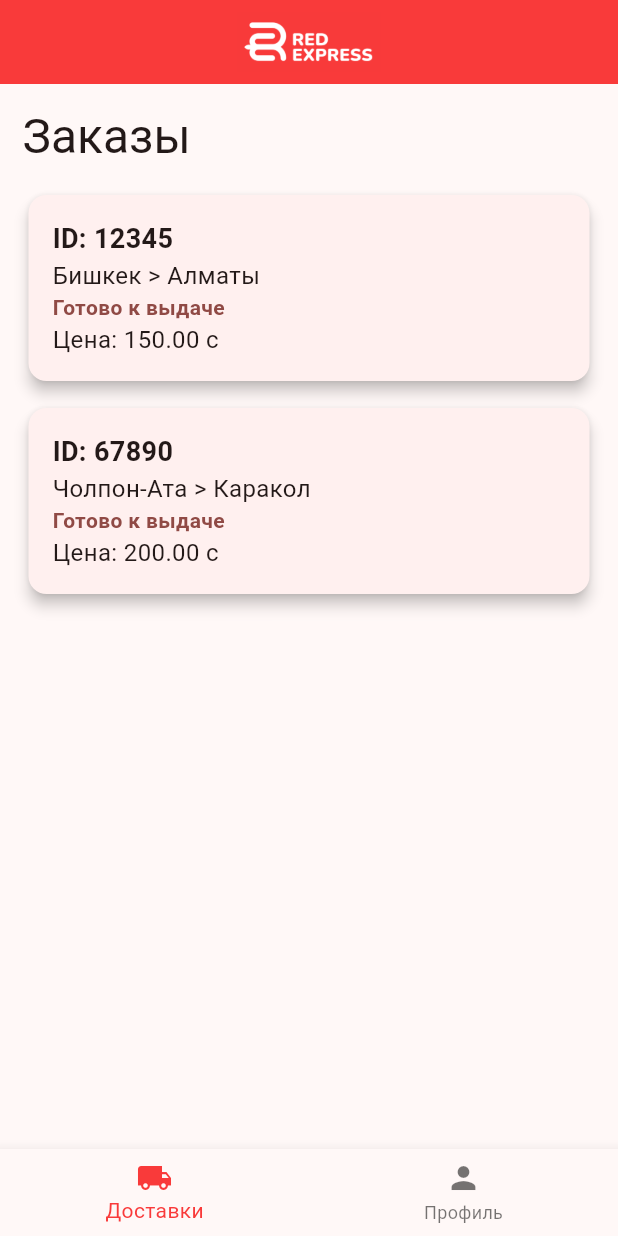
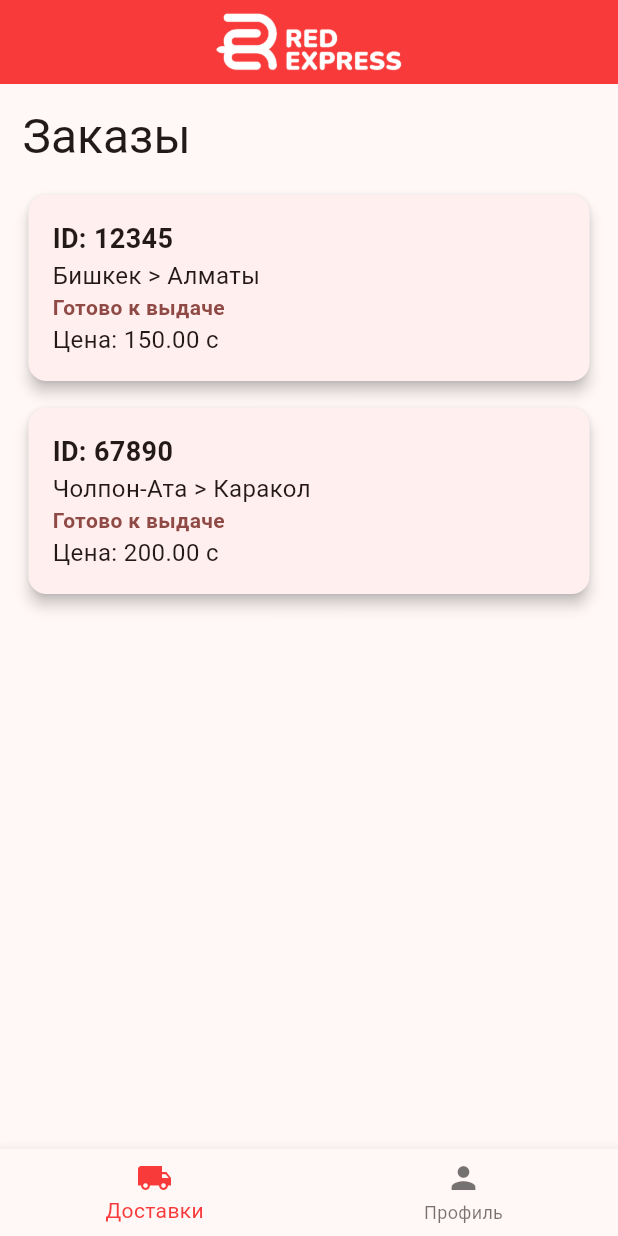
Before and after one commit to LnSxx/redexpress, a Flutter app: the screen it shows after launch, after a tap on "Войти", on a phone screen of 412 x 824 dp. Run offline on Flutter 3.47's test engine with Material 3 defaults, Android fonts, the phone set to English and light mode, and no system bars; our stand-ins replace flutter_svg, timeline_tile.

Commit message:
Change AppBar icon.

```diff
--- a/lib/pages/auth_page.dart
+++ b/lib/pages/auth_page.dart
@@ -16,8 +16,9 @@ class _AuthPageState extends State<AuthPage> {
     return Scaffold(
       appBar: AppBar(
         title: Image.asset(
-          'images/logolarge.png',
+          'images/appbar.png',
           height: 40,
+          color: Colors.white,
         ),
         centerTitle: true,
         backgroundColor: const Color(0xFFF93A3A),
--- a/lib/pages/home_page.dart
+++ b/lib/pages/home_page.dart
@@ -27,8 +27,9 @@ class _HomePageState extends State<HomePage> {
     return Scaffold(
       appBar: AppBar(
         title: Image.asset(
-          'images/logolarge.png',
+          'images/appbar.png',
           height: 40,
+          color: Colors.white,
         ),
         centerTitle: true,
         backgroundColor: const Color(0xFFF93A3A),
```
Also changed, not shown: pubspec.yaml (+4 -4 lines), images/appbar.png (added), images/favicon.svg (added), 8 other files.
